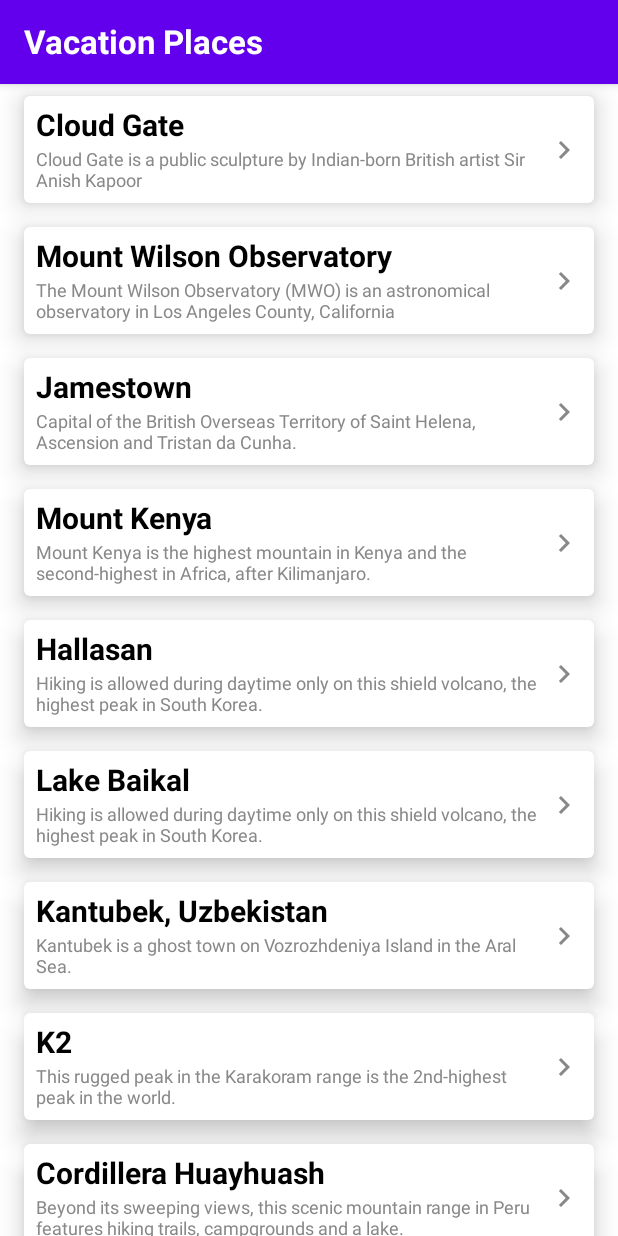
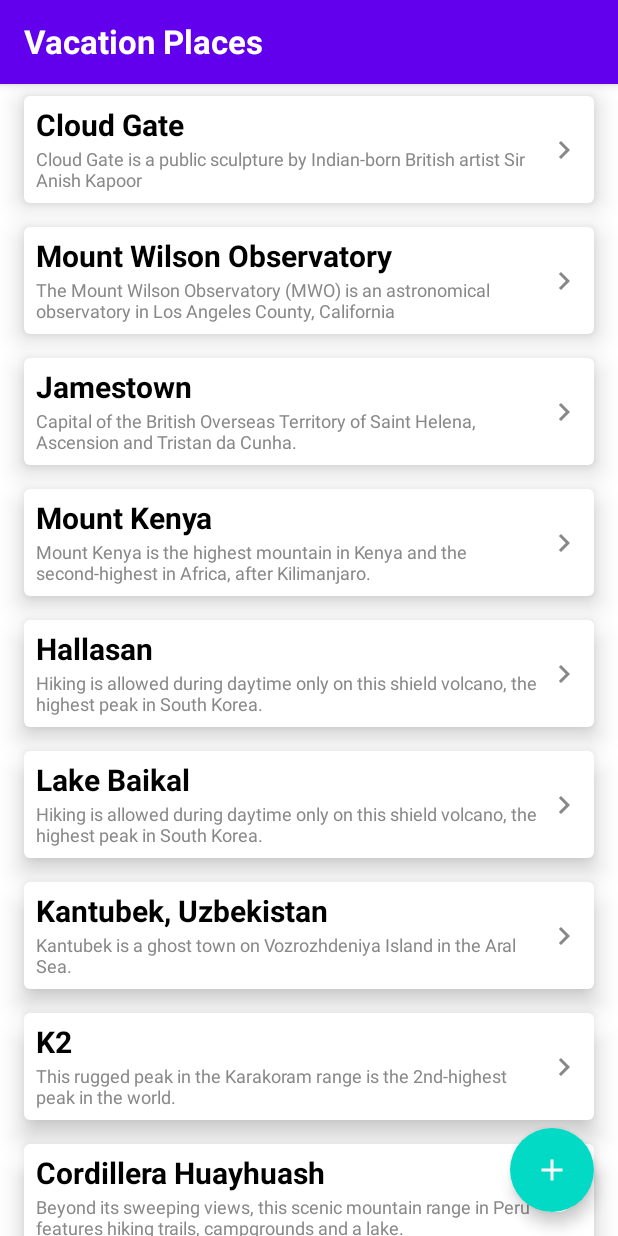
Before and after one commit to ingesteban/VacationPlanner, an Android app built with Jetpack Compose: the composable VacationListScreen shown on its own in the app's theme, on a phone screen of 412 x 824 dp. Run offline under Robolectric (Android 15) with nearby library versions, the phone set to English and light mode, and no system bars; our stand-ins replace Room's generated code.

```diff
--- a/app/build.gradle
+++ b/app/build.gradle
@@ -67,6 +67,8 @@ dependencies {
     implementation rootProject.ext.libs.roomktx
     kapt rootProject.ext.libs.roomcompiler
 
+    implementation rootProject.ext.libs.gson
+
     testImplementation rootProject.ext.test.junit
     androidTestImplementation rootProject.ext.test.extJunit
     androidTestImplementation rootProject.ext.test.espresso
--- a/app/src/main/java/dev/esteban/vacationplanner/views/vacationlist/VacationListScreen.kt
+++ b/app/src/main/java/dev/esteban/vacationplanner/views/vacationlist/VacationListScreen.kt
@@ -25,7 +25,8 @@ import dev.esteban.vacationplanner.commons.Error
 
 @Composable
 fun VacationListScreen(
-    vacationsViewModel: VacationsViewModel = getViewModel()
+    vacationsViewModel: VacationsViewModel = getViewModel(),
+    navigateToPlace: (place: PlaceModel) -> Unit = {}
 ) {
     LaunchedEffect(true) {
         vacationsViewModel.getVacationPlaces()
@@ -45,11 +46,15 @@ fun VacationListScreen(
             )
         }
     ) {
+        Box(modifier = Modifier.fillMaxSize()) {
+
             val uiState = vacationsViewModel.uiState
             when {
                 uiState.screenState == ScreenState.Loading -> LoadingItem()
                 uiState.screenState == ScreenState.Success -> uiState.places?.let { places ->
-                PlacesList(places)
+                    PlacesList(places) { place ->
+                        navigateToPlace(place)
+                    }
                 }
                 else -> Error(
                     show = uiState.screenState == ScreenState.Error,
@@ -57,6 +62,19 @@ fun VacationListScreen(
                 )
             }
 
+            FloatingActionButton(
+                modifier = Modifier
+                    .align(Alignment.BottomEnd)
+                    .padding(16.dp),
+                onClick = { /*do something*/ }) {
+                Icon(
+                    imageVector = Icons.Filled.Add,
+                    contentDescription = null,
+                    tint = Color.White
+                )
+            }
+
+        }
     }
 }
 
@@ -65,7 +83,9 @@ fun PlacesList(
     places: List<PlaceModel>,
     onPlaceClick: (place: PlaceModel) -> Unit = {}
 ) {
-    LazyColumn {
+    LazyColumn(
+        modifier = Modifier.fillMaxSize()
+    ) {
         places.forEach { place ->
             item {
                 PlaceItem(place) { place ->
--- a/app/src/main/res/values/strings.xml
+++ b/app/src/main/res/values/strings.xml
@@ -6,4 +6,6 @@
 
     <string name="error_general">Oops something bad happens!</string>
 
+    <string name="label_have_you_visited_this_place">Have you visited this place ?</string>
+
 </resources>
--- a/libs.gradle
+++ b/libs.gradle
@@ -71,7 +71,8 @@ ext {
             'kotlin'       : "kotlin-android",
             'library'      : "com.android.library",
             'kotlinandroid': "org.jetbrains.kotlin.android",
-            'kapt'         : 'kotlin-kapt',
+            'kapt'         : "kotlin-kapt",
+            'parcelize'    : "kotlin-parcelize",
     ]
 
     modules = [
--- a/places/build.gradle
+++ b/places/build.gradle
@@ -1,6 +1,7 @@
 apply plugin: rootProject.ext.plugins.library
 apply plugin: rootProject.ext.plugins.kotlinandroid
 apply plugin: rootProject.ext.plugins.kapt
+apply plugin: rootProject.ext.plugins.parcelize
 
 android {
     compileSdk rootProject.ext.app.compileSdkVersion
--- a/places/src/main/java/dev/esteban/places/domain/model/PlaceModel.kt
+++ b/places/src/main/java/dev/esteban/places/domain/model/PlaceModel.kt
@@ -1,9 +1,13 @@
 package dev.esteban.places.domain.model
 
+import android.os.Parcelable
+import kotlinx.parcelize.Parcelize
+
+@Parcelize
 data class PlaceModel(
     val id: Long,
     val label: String,
     val latLng: List<Double>,
     val visited: Boolean,
     val description: String,
-)
+) : Parcelable
```
Also changed, not shown: app/src/main/java/dev/esteban/vacationplanner/VacationPlannerApp.kt (+7 -1 lines), app/src/main/java/dev/esteban/vacationplanner/navigation/ScreenNavigation.kt (+4 -4 lines), app/src/main/java/dev/esteban/vacationplanner/ui/theme/Type.kt (+17 -1 lines), app/src/main/java/dev/esteban/vacationplanner/utils/PlaceModelParamType.kt (added, +22 -0 lines), app/src/main/java/dev/esteban/vacationplanner/views/vacationdetails/VacationDetailsNavigation.kt (added, +34 -0 lines), app/src/main/java/dev/esteban/vacationplanner/views/vacationdetails/VacationsDetailScreen.kt (added, +81 -0 lines), app/src/main/java/dev/esteban/vacationplanner/views/vacationlist/VacationListNavigation.kt (renamed from app/src/main/java/dev/esteban/vacationplanner/views/vacationlist/VacationListNavigationSpec.kt, +8 -2 lines). Lines whose indentation alone changed are shown as unchanged.
